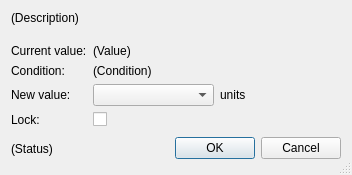
alexsmn/scada-client, file modules/write/qt/write_dialog.ui: the form before one commit.
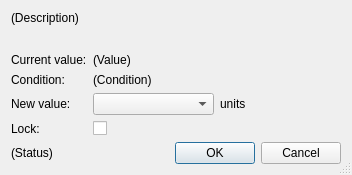
The form after the commit.

Commit message: client: give dialogs native conventions

The edit to the form file:
```diff
--- a/modules/write/qt/write_dialog.ui
+++ b/modules/write/qt/write_dialog.ui
@@ -138,29 +138,12 @@
       </widget>
      </item>
      <item>
-      <spacer>
+      <widget class="QDialogButtonBox" name="buttonBox">
        <property name="orientation">
         <enum>Qt::Horizontal</enum>
        </property>
-       <property name="sizeHint" stdset="0">
-        <size>
-         <width>131</width>
-         <height>31</height>
-        </size>
-       </property>
-      </spacer>
-     </item>
-     <item>
-      <widget class="QPushButton" name="okButton">
-       <property name="text">
-        <string>OK</string>
-       </property>
-      </widget>
-     </item>
-     <item>
-      <widget class="QPushButton" name="cancelButton">
-       <property name="text">
-        <string>Cancel</string>
+       <property name="standardButtons">
+        <set>QDialogButtonBox::Cancel|QDialogButtonBox::Ok</set>
        </property>
       </widget>
      </item>
```
Left out of the diff: 30 changed lines with no effect on the pictures. The commit also changes 15 other files.
